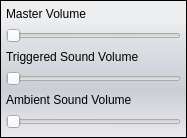
This is bin/data/ui/soundsettings.ui in realXtend/tundra as Qt 5 draws it before an edit. The edited form follows.
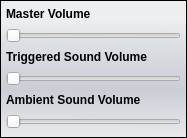
This is the edited form.

Patch:
```diff
--- a/bin/data/ui/soundsettings.ui
+++ b/bin/data/ui/soundsettings.ui
@@ -70,6 +70,12 @@
           <verstretch>0</verstretch>
          </sizepolicy>
         </property>
+        <property name="font">
+         <font>
+          <weight>75</weight>
+          <bold>true</bold>
+         </font>
+        </property>
         <property name="text">
          <string>Master Volume</string>
         </property>
@@ -90,6 +96,12 @@
           <verstretch>0</verstretch>
          </sizepolicy>
         </property>
+        <property name="font">
+         <font>
+          <weight>75</weight>
+          <bold>true</bold>
+         </font>
+        </property>
         <property name="text">
          <string>Triggered Sound Volume</string>
         </property>
@@ -110,6 +122,12 @@
           <verstretch>0</verstretch>
          </sizepolicy>
         </property>
+        <property name="font">
+         <font>
+          <weight>75</weight>
+          <bold>true</bold>
+         </font>
+        </property>
         <property name="text">
          <string>Ambient Sound Volume</string>
         </property>
```
